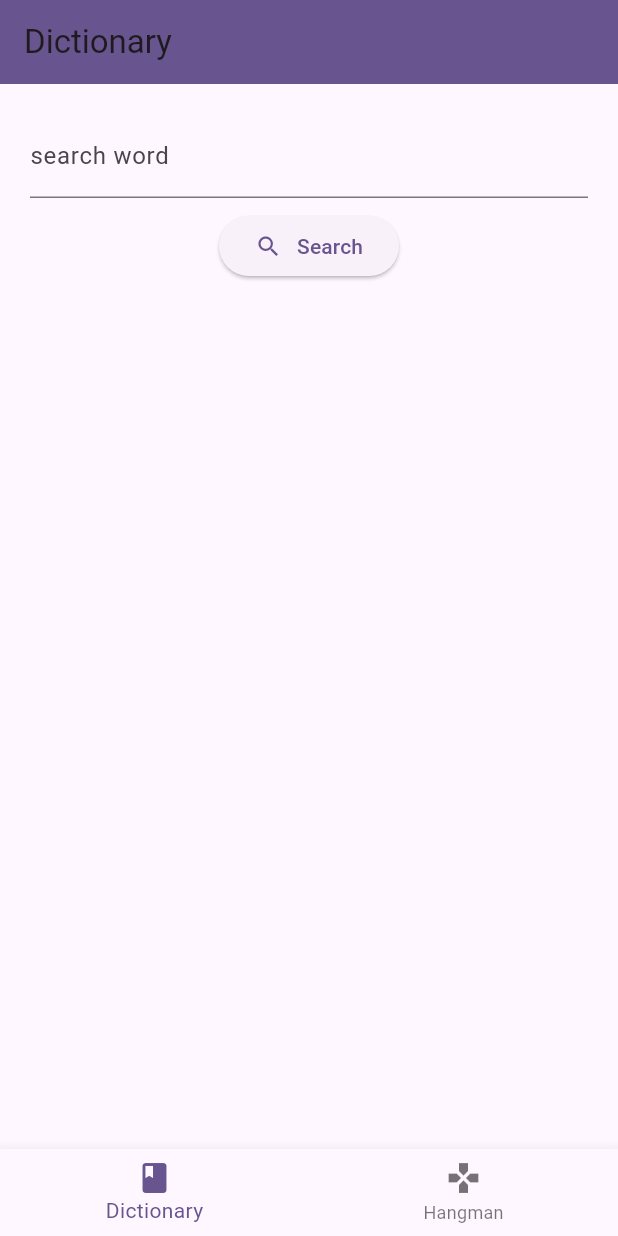
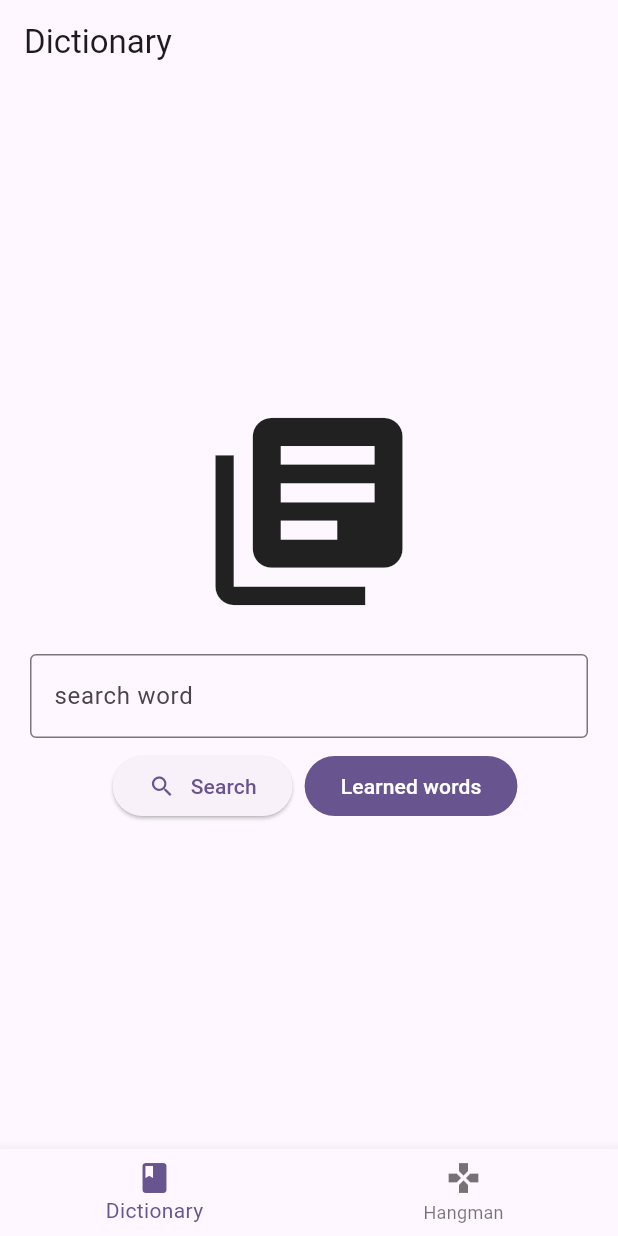
Before and after one commit to thaiminh2022/app_ta, a Flutter app: the screen it shows after launch, on a phone screen of 412 x 824 dp. Run offline on Flutter 3.47's test engine with Material 3 defaults, Android fonts, the light colour scheme and no system bars; our stand-ins replace csv.

Commit message:
add learned word

```diff
--- a/lib/features/dictionary/presentation/index.dart
+++ b/lib/features/dictionary/presentation/index.dart
@@ -1,6 +1,7 @@
 // the home page
 
-import 'package:app_ta/features/dictionary/presentation/world_info_view.dart';
+import 'package:app_ta/features/dictionary/presentation/learned_words_view.dart';
+import 'package:app_ta/features/dictionary/presentation/word_info_view.dart';
 import 'package:flutter/material.dart';
 
 class DictionarySearch extends StatelessWidget {
@@ -11,21 +12,27 @@ class DictionarySearch extends StatelessWidget {
   @override
   Widget build(BuildContext context) {
     return Scaffold(
-      appBar: AppBar(
-        backgroundColor: Theme.of(context).primaryColor,
-        title: Text("Dictionary"),
-      ),
+      appBar: AppBar(title: Text("Dictionary")),
       body: Container(
         margin: EdgeInsets.all(20),
+        child: Center(
           child: Column(
+            mainAxisAlignment: MainAxisAlignment.center,
             children: [
+              Icon(Icons.library_books, size: 150),
+              SizedBox(height: 20),
               TextField(
                 controller: _controller,
+
                 decoration: InputDecoration(
+                  border: OutlineInputBorder(),
                   hintText: "Seach term",
                   label: Text("search word"),
                 ),
               ),
+              Row(
+                mainAxisAlignment: MainAxisAlignment.center,
+                children: [
                   Padding(
                     padding: const EdgeInsets.all(8.0),
                     child: ElevatedButton(
@@ -51,7 +58,19 @@ class DictionarySearch extends StatelessWidget {
                       ),
                     ),
                   ),
+                  FilledButton(
+                    onPressed: () {
+                      Navigator.push(
+                        context,
+                        MaterialPageRoute(builder: (ctx) => LearnedWordsView()),
+                      );
+                    },
+                    child: Text("Learned words"),
+                  ),
                 ],
+              ),
+            ],
+          ),
         ),
       ),
     );
--- a/lib/features/games/hangman/presentation/hangman_game.dart
+++ b/lib/features/games/hangman/presentation/hangman_game.dart
@@ -1,5 +1,5 @@
 import 'package:app_ta/core/models/word_cerf.dart';
-import 'package:app_ta/features/dictionary/presentation/world_info_view.dart';
+import 'package:app_ta/features/dictionary/presentation/word_info_view.dart';
 import 'package:app_ta/features/games/hangman/models/hangman.dart';
 import 'package:app_ta/features/games/hangman/presentation/hangman_hint.dart';
 import 'package:app_ta/features/games/hangman/presentation/the_hangman_visual.dart';
```
Also changed, not shown: lib/features/dictionary/presentation/learned_words_view.dart (added, +66 -0 lines), lib/features/dictionary/presentation/widget/learned_button.dart (added, +39 -0 lines), lib/features/dictionary/presentation/word_infos_display.dart (+2 -14 lines), lib/features/dictionary/presentation/word_info_view.dart (renamed from lib/features/dictionary/presentation/world_info_view.dart). Lines whose indentation alone changed are shown as unchanged.
